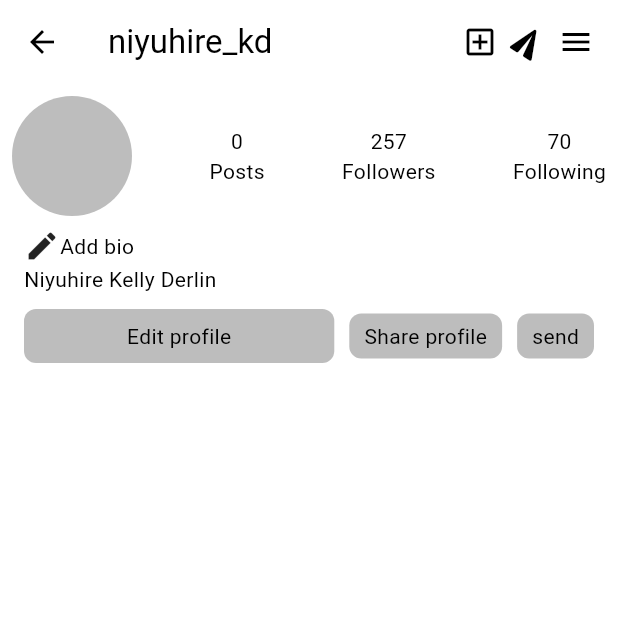
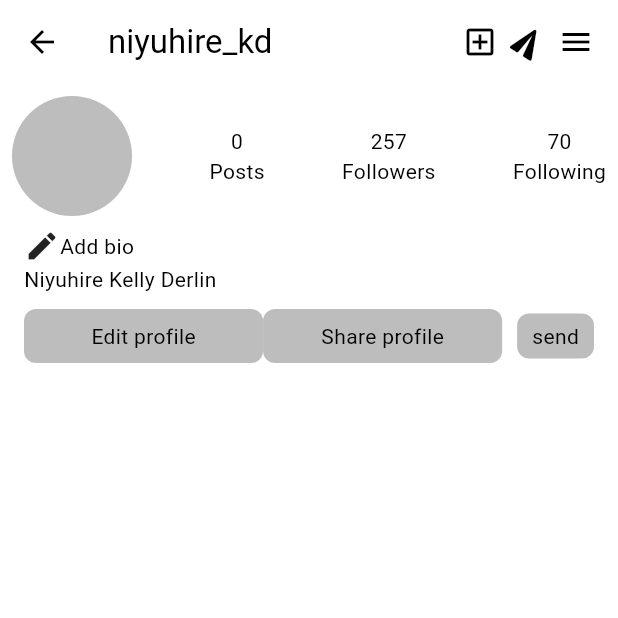
Before and after one commit to NKellyD/instagram-Ui, a Flutter app: the UserAccount screen opened directly, on a phone screen of 412 x 824 dp, the top half of it. Run offline on Flutter 3.47's test engine with Material 3 defaults, Android fonts, the phone set to English and light mode, and no system bars.

Commit message:
share profil

```diff
--- a/lib/pages/user_account.dart
+++ b/lib/pages/user_account.dart
@@ -1,3 +1,4 @@
+import 'package:flutter/cupertino.dart';
 import 'package:flutter/material.dart';
 import 'package:flutter/widgets.dart';
 import 'package:instagram_ui/theme/theme_provider.dart';
@@ -98,16 +99,16 @@ class UserAccount extends StatelessWidget {
                     child: Center(child: Text('Edit profile',style: TextStyle(color: Theme.of(context).colorScheme.primary,),))
                   ),
                 ),
-                const SizedBox(width: 10,),
-                Container(
-                    decoration: BoxDecoration(
-                      color: Theme.of(context).colorScheme.secondary,
-                      borderRadius: BorderRadius.circular(8),
-                    ),
-                    child: Padding(
-                      padding: const EdgeInsets.symmetric(vertical: 5.0,horizontal: 10),
-                      child: Text('Share profile',style: TextStyle(color: Theme.of(context).colorScheme.primary,),),
-                    )
+
+                Expanded(
+                  child: Container(
+                    padding: const EdgeInsets.all(8),
+                      decoration: BoxDecoration(
+                        color: Theme.of(context).colorScheme.secondary,
+                        borderRadius: BorderRadius.circular(8),
+                      ),
+                      child: Center(child: Text('Share profile',style: TextStyle(color: Theme.of(context).colorScheme.primary,),))
+                  ),
                 ),
                 const SizedBox(width: 10,),
                 Container(
```
